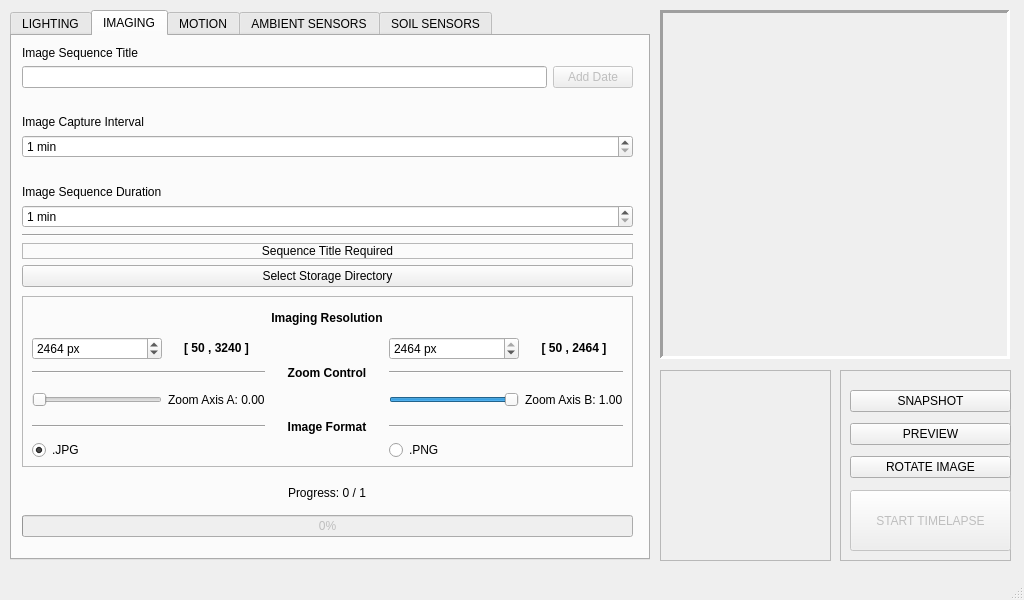
Qt form _ui/FlashLapse_Pro.ui (CoCl-Jerry/Flashlapse_Pro_Dev) before a commit.
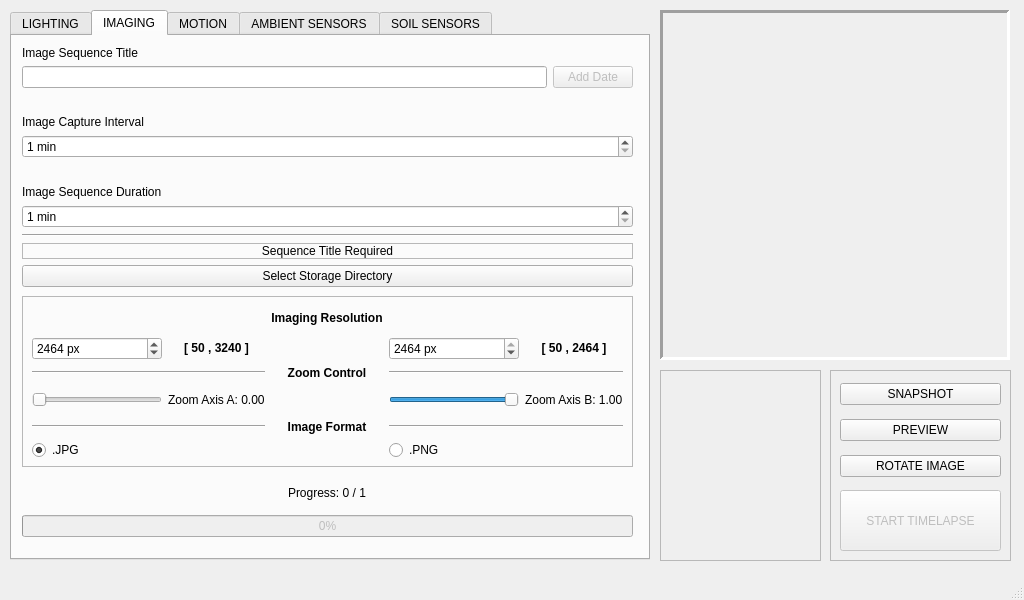
The same form after that commit. Icons and pictures are not drawn.

```diff
--- a/_ui/FlashLapse_Pro.ui
+++ b/_ui/FlashLapse_Pro.ui
@@ -42,7 +42,7 @@
       <x>660</x>
       <y>10</y>
       <width>350</width>
-      <height>349</height>
+      <height>350</height>
      </rect>
     </property>
     <property name="toolTip">
@@ -1028,9 +1028,9 @@
     </property>
     <property name="geometry">
      <rect>
-      <x>840</x>
+      <x>830</x>
       <y>370</y>
-      <width>171</width>
+      <width>181</width>
       <height>191</height>
      </rect>
     </property>
@@ -1044,9 +1044,9 @@
      <property name="geometry">
       <rect>
        <x>10</x>
-       <y>15</y>
+       <y>5</y>
        <width>161</width>
-       <height>101</height>
+       <height>111</height>
       </rect>
      </property>
      <layout class="QVBoxLayout" name="verticalLayout_17">
@@ -1116,7 +1116,7 @@
      <rect>
       <x>660</x>
       <y>370</y>
-      <width>171</width>
+      <width>161</width>
       <height>191</height>
      </rect>
     </property>
```
Left out of the diff: 2 changed lines with no effect on the pictures.
